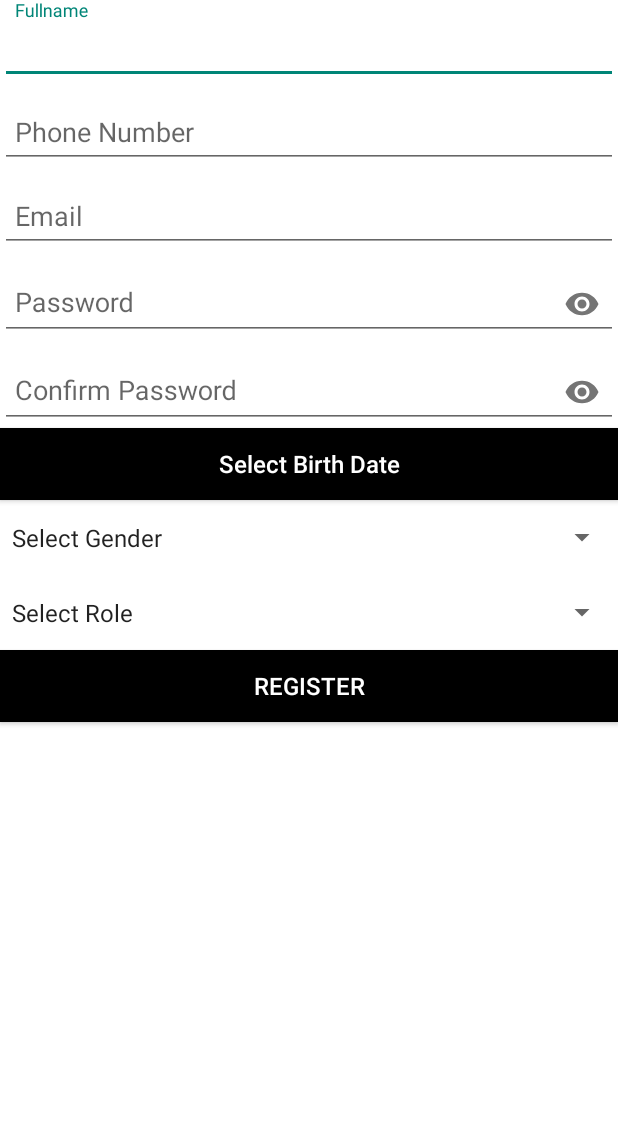
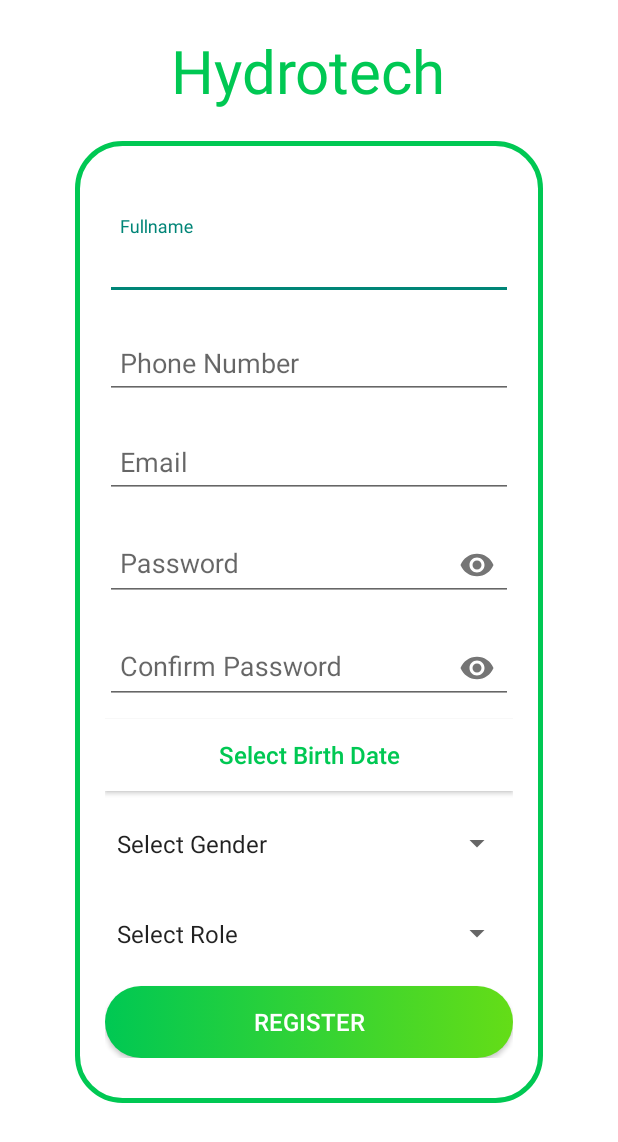
Before and after one commit to jaballogian/tugas-akhir, an Android app: the ActivityRegister screen opened directly, with no data from a screen before it, on a phone screen of 412 x 824 dp. Shown: the top 1142 px of the screen. Run offline under Robolectric (Android 15) with nearby library versions, the phone set to English and light mode, and no system bars; our stand-ins replace Firebase (no records; nobody signed in at launch, a user with empty details on screens opened directly); libraries missing offline, so code that uses them is left out: me.anwarshahriar.calligrapher; 2 statements that could not run were skipped.

Commit message:
new design for activity register

```diff
--- a/app/src/main/res/layout/activity_register.xml
+++ b/app/src/main/res/layout/activity_register.xml
@@ -1,13 +1,41 @@
 <?xml version="1.0" encoding="utf-8"?>
-<LinearLayout
+<android.support.v4.widget.NestedScrollView
     xmlns:android="http://schemas.android.com/apk/res/android"
     xmlns:app="http://schemas.android.com/apk/res-auto"
     xmlns:tools="http://schemas.android.com/tools"
     android:layout_width="match_parent"
     android:layout_height="match_parent"
     tools:context=".ActivityRegister"
-    android:background="@color/white"
+    android:background="@color/white">
+
+    <LinearLayout
+        android:layout_width="match_parent"
+        android:layout_height="match_parent"
         android:orientation="vertical">
+
+        <TextView
+            android:layout_width="wrap_content"
+            android:layout_height="wrap_content"
+            android:text="@string/app_name"
+            android:textSize="40sp"
+            android:layout_marginTop="20dp"
+            android:layout_gravity="center_horizontal"
+            android:layout_marginBottom="20dp"
+            android:textColor="@color/green_A700"
+            android:textAlignment="center"/>
+
+        <LinearLayout
+            android:background="@drawable/rounded_rectangle_white"
+            android:layout_width="match_parent"
+            android:layout_height="wrap_content"
+            android:orientation="vertical"
+            android:paddingTop="50dp"
+            android:paddingRight="20dp"
+            android:paddingLeft="20dp"
+            android:paddingBottom="30dp"
+            android:layout_marginRight="50dp"
+            android:layout_marginLeft="50dp"
+            android:layout_marginBottom="20dp">
 
             <android.support.design.widget.TextInputLayout
                 android:layout_width="match_parent"
@@ -22,7 +50,9 @@
                     android:paddingLeft="10dp"
                     android:paddingRight="10dp"
                     android:textSize="18sp"
-            android:textColor="@color/colorPrimaryDark"/>
+                    android:textColorHint="@color/black"
+                    android:textColor="@color/green_A700"
+                    android:layout_marginBottom="10dp"/>
 
             </android.support.design.widget.TextInputLayout>
 
@@ -39,7 +69,9 @@
                     android:paddingLeft="10dp"
                     android:paddingRight="10dp"
                     android:textSize="18sp"
-            android:textColor="@color/colorPrimaryDark"/>
+                    android:textColorHint="@color/black"
+                    android:textColor="@color/green_A700"
+                    android:layout_marginBottom="10dp"/>
 
             </android.support.design.widget.TextInputLayout>
 
@@ -57,7 +89,9 @@
                     android:paddingLeft="10dp"
                     android:paddingRight="10dp"
                     android:textSize="18sp"
-            android:textColor="@color/colorPrimaryDark"/>
+                    android:textColorHint="@color/black"
+                    android:textColor="@color/green_A700"
+                    android:layout_marginBottom="10dp"/>
 
             </android.support.design.widget.TextInputLayout>
 
@@ -75,7 +109,9 @@
                     android:inputType="textPassword"
                     android:paddingLeft="10dp"
                     android:paddingRight="10dp"
-            android:textColor="@color/colorPrimaryDark"
+                    android:textColorHint="@color/black"
+                    android:textColor="@color/green_A700"
+                    android:layout_marginBottom="10dp"
                     android:textSize="18sp" />
 
             </android.support.design.widget.TextInputLayout>
@@ -94,7 +130,9 @@
                     android:inputType="textPassword"
                     android:paddingLeft="10dp"
                     android:paddingRight="10dp"
-            android:textColor="@color/colorPrimaryDark"
+                    android:textColorHint="@color/black"
+                    android:textColor="@color/green_A700"
+                    android:layout_marginBottom="10dp"
                     android:textSize="18sp" />
 
             </android.support.design.widget.TextInputLayout>
@@ -107,12 +145,14 @@
                 android:textAllCaps="false"
                 android:padding="10dp"
                 android:textSize="16sp"
-        android:background="@color/black"
-        android:textColor="@color/white"/>
+                android:background="@color/white"
+                android:layout_marginBottom="10dp"
+                android:textColor="@color/green_A700"/>
 
             <Spinner
                 android:layout_width="match_parent"
                 android:layout_height="50dp"
+                android:layout_marginBottom="10dp"
                 android:id="@+id/selectGenderSpinnerActivityRegister">
 
             </Spinner>
@@ -120,6 +160,7 @@
             <Spinner
                 android:layout_width="match_parent"
                 android:layout_height="50dp"
+                android:layout_marginBottom="10dp"
                 android:id="@+id/selectRoleSpinnerActivityRegister">
 
             </Spinner>
@@ -129,8 +170,12 @@
                 android:layout_height="wrap_content"
                 android:id="@+id/registerButtonActivityRegister"
                 android:text="@string/register"
+                android:textColor="@color/white"
+                android:background="@drawable/rounded_rectangle_green"
                 android:padding="10dp"
-        android:textSize="16sp"
-        android:background="@color/black"
-        android:textColor="@color/white"/>
+                android:textSize="16sp"/>
         </LinearLayout>
+
+    </LinearLayout>
+
+</android.support.v4.widget.NestedScrollView>
--- a/app/src/main/res/layout/activity_register_device.xml
+++ b/app/src/main/res/layout/activity_register_device.xml
@@ -73,8 +73,7 @@
             android:background="@drawable/rounded_rectangle_green"
             android:textSize="20sp"
             android:text="@string/register"
-            android:id="@+id/registerButtonActivityRegisterDevice"
-            android:layout_gravity="bottom"/>
+            android:id="@+id/registerButtonActivityRegisterDevice"/>
     </LinearLayout>
 
     <TextView
```
Lines whose indentation alone changed are shown as unchanged.
